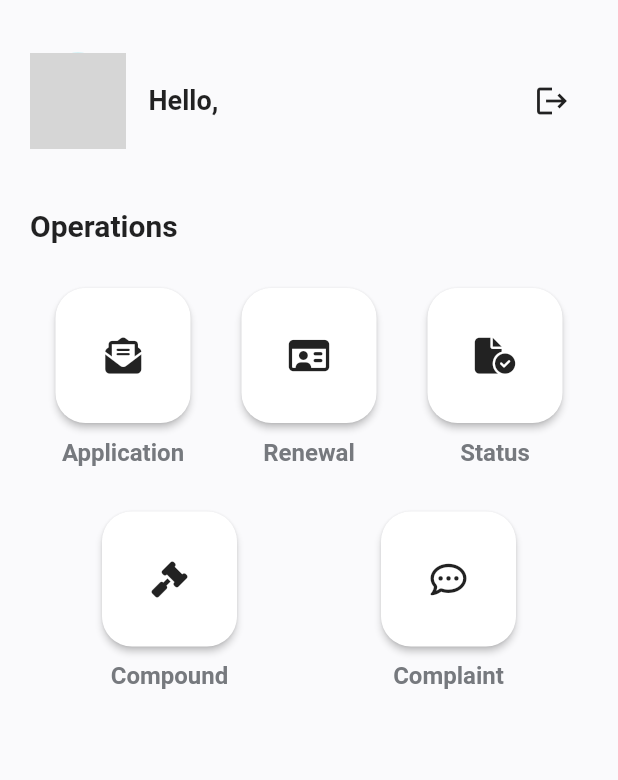
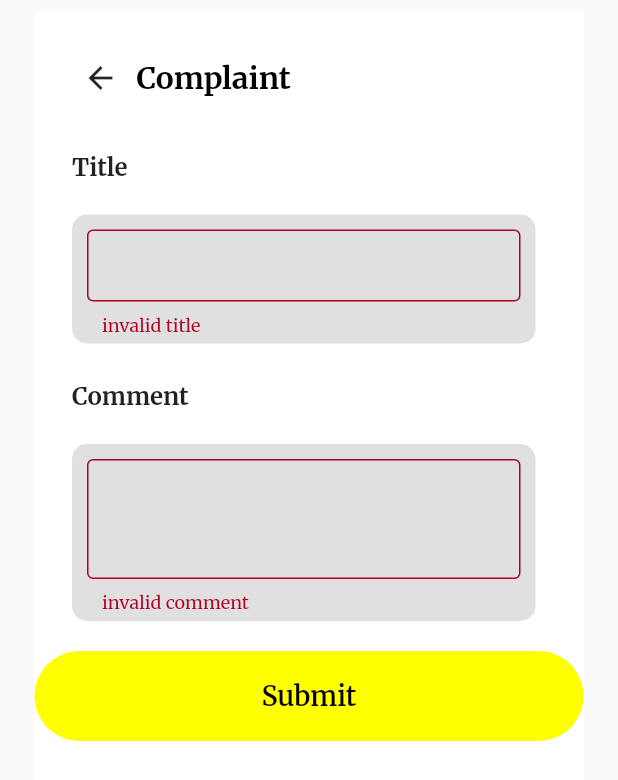
Before and after one commit to TPosition/dfyp, a Flutter app: the HomePage screen opened directly, after a tap on an icon or button, on a phone screen of 412 x 824 dp. Shown: the top 780 px of the screen. Run offline on Flutter 3.47's test engine with Material 2 defaults, Android fonts, the phone set to English and light mode, and no system bars; our stand-ins replace bloc, cloud_firestore, equatable, firebase_auth, firebase_core, firebase_storage and 6 more; missing offline and left inert: flow_builder, razorpay_flutter, very_good_analysis; accounts and stored records are empty; network calls fail; project files that could hold a hidden picture were left out; grey boxes are pictures that could not be loaded.

Commit message:
done complaint feature

```diff
--- a/lib/app/view/app.dart
+++ b/lib/app/view/app.dart
@@ -1,7 +1,9 @@
 import 'package:authentication_repository/authentication_repository.dart';
+import 'package:complaints_repository/complaint_repository.dart';
 import 'package:flow_builder/flow_builder.dart';
 import 'package:flutter/material.dart';
 import 'package:flutter_bloc/flutter_bloc.dart';
+import 'package:ispkp/complaints/bloc/complaints_bloc.dart';
 import 'package:ispkp/licenses/bloc/licenses_bloc.dart';
 import 'package:licenses_repository/licenses_repository.dart';
 import '/app/app.dart';
@@ -18,20 +20,25 @@ class App extends StatelessWidget {
     required final FirebaseUsersRepository usersRepository,
     required final FirebaseTransactionsRepository transactionsRepository,
     required final FirebaseLicensesRepository licensesRepository,
+    required final FirebaseComplaintsRepository complaintsRepository,
     final Key? key,
   })  : _authenticationRepository = authenticationRepository,
         _usersRepository = usersRepository,
         _transactionsRepository = transactionsRepository,
         _licensesRepository = licensesRepository,
+        _complaintsRepository = complaintsRepository,
         super(key: key);
 
   final AuthenticationRepository _authenticationRepository;
   final FirebaseUsersRepository _usersRepository;
   final FirebaseTransactionsRepository _transactionsRepository;
   final FirebaseLicensesRepository _licensesRepository;
+  final FirebaseComplaintsRepository _complaintsRepository;
 
   @override
   Widget build(final BuildContext context) => RepositoryProvider.value(
+        value: _complaintsRepository,
+        child: RepositoryProvider.value(
           value: _licensesRepository,
           child: RepositoryProvider.value(
             value: _usersRepository,
@@ -59,6 +66,11 @@ class App extends StatelessWidget {
                       licensesRepository: _licensesRepository,
                     )..add(LoadLicenses()),
                   ),
+                  BlocProvider<ComplaintsBloc>(
+                    create: (final context) => ComplaintsBloc(
+                      complaintsRepository: _complaintsRepository,
+                    )..add(LoadComplaints()),
+                  ),
                 ],
                 child: BlocBuilder<AppBloc, AppState>(
                   builder: (final context, final state) {
@@ -68,12 +80,12 @@ class App extends StatelessWidget {
                       uid: auth.id,
                       usersRepository: _usersRepository,
                     );
-
                     return BlocProvider.value(
                       value: _currentUserBloc,
                       child: const AppView(),
                     );
                   },
+                ),
               ),
             ),
           ),
--- /dev/null
+++ b/lib/complaint/cubit/complaint_cubit.dart
@@ -0,0 +1,38 @@
+import 'package:bloc/bloc.dart';
+import 'package:complaints_repository/complaint_repository.dart';
+import 'package:equatable/equatable.dart';
+import 'package:form_inputs/form_inputs.dart';
+import 'package:formz/formz.dart';
+
+part 'complaint_state.dart';
+
+class ComplaintCubit extends Cubit<ComplaintState> {
+  ComplaintCubit(this._complaintRepository) : super(const ComplaintState());
+
+  final FirebaseComplaintsRepository _complaintRepository;
+
+  void titleChanged(String value) {
+    emit(state.copyWith(
+      title: value,
+    ));
+  }
+
+  void commentChanged(String value) {
+    emit(state.copyWith(
+      comment: value,
+    ));
+  }
+
+  Future<void> formSubmit(String uid) async {
+    try {
+      await _complaintRepository.addNewComplaint(Complaint(
+        uid: uid,
+        title: state.title,
+        comment: state.comment,
+      ));
+      emit(state.copyWith(status: FormzStatus.submissionSuccess));
+    } catch (_) {
+      emit(state.copyWith(status: FormzStatus.submissionFailure));
+    }
+  }
+}
--- /dev/null
+++ b/lib/complaint/cubit/complaint_state.dart
@@ -0,0 +1,25 @@
+part of 'complaint_cubit.dart';
+
+class ComplaintState extends Equatable {
+  const ComplaintState({
+    this.title = '',
+    this.comment = '',
+  });
+
+  final String title;
+  final String comment;
+
+  @override
+  List<Object> get props => [title, comment];
+
+  ComplaintState copyWith({
+    String? title,
+    String? comment,
+    FormzStatus? status,
+  }) {
+    return ComplaintState(
+      title: title ?? this.title,
+      comment: comment ?? this.comment,
+    );
+  }
+}
--- /dev/null
+++ b/lib/complaint/view/complaint_form.dart
@@ -0,0 +1,262 @@
+import 'package:flutter/material.dart';
+import 'package:flutter_bloc/flutter_bloc.dart';
+import 'package:ispkp/common/views/success_page.dart';
+import 'package:ispkp/complaint/cubit/complaint_cubit.dart';
+import 'package:ispkp/current_user/bloc/current_user_bloc.dart';
+
+class ComplaintForm extends StatelessWidget {
+  const ComplaintForm({final Key? key}) : super(key: key);
+
+  @override
+  Widget build(final BuildContext context) {
+    final user =
+        context.select((final CurrentUserBloc bloc) => bloc.state.user);
+
+    final sizeWidth = MediaQuery.of(context).size.width * 3 / 4;
+
+    return Scaffold(
+      body: Container(
+        margin: const EdgeInsets.symmetric(horizontal: 15),
+        color: Colors.white,
+        child: ListView(
+          children: <Widget>[
+            Column(
+              children: <Widget>[
+                Container(
+                  color: Colors.white,
+                  child: Column(
+                    children: <Widget>[
+                      Padding(
+                        padding: const EdgeInsets.only(left: 20, top: 20),
+                        child: Row(
+                          children: <Widget>[
+                            IconButton(
+                                icon: const Icon(Icons.arrow_back),
+                                onPressed: () {
+                                  Navigator.of(context).pop();
+                                }),
+                            const Text(
+                              'Complaint',
+                              style: TextStyle(
+                                fontWeight: FontWeight.bold,
+                                fontSize: 20,
+                                color: Colors.black,
+                              ),
+                            ),
+                          ],
+                        ),
+                      ),
+                    ],
+                  ),
+                ),
+                Container(
+                  color: const Color(0xffFFFFFF),
+                  child: Padding(
+                    padding: const EdgeInsets.only(bottom: 25),
+                    child: Column(
+                      crossAxisAlignment: CrossAxisAlignment.start,
+                      children: <Widget>[
+                        Padding(
+                          padding: const EdgeInsets.only(
+                            left: 25,
+                            right: 25,
+                            top: 25,
+                          ),
+                          child: Row(
+                            children: <Widget>[
+                              Column(
+                                mainAxisSize: MainAxisSize.min,
+                                children: const <Widget>[
+                                  Text(
+                                    'Title',
+                                    style: TextStyle(
+                                      fontSize: 16,
+                                      fontWeight: FontWeight.bold,
+                                    ),
+                                  ),
+                                ],
+                              ),
+                            ],
+                          ),
+                        ),
+                        const SizedBox(
+                          height: 20,
+                        ),
+                        Padding(
+                          padding: const EdgeInsets.only(
+                            left: 25,
+                            top: 2,
+                          ),
+                          child: Row(
+                            children: <Widget>[
+                              Container(
+                                width: sizeWidth,
+                                padding: const EdgeInsets.symmetric(
+                                  horizontal: 10,
+                                  vertical: 5,
+                                ),
+                                decoration: BoxDecoration(
+                                  color: Colors.black12,
+                                  borderRadius: BorderRadius.circular(10),
+                                ),
+                                child: _TitleInput(),
+                              ),
+                            ],
+                          ),
+                        ),
+                        Padding(
+                          padding: const EdgeInsets.only(
+                            left: 25,
+                            right: 25,
+                            top: 25,
+                          ),
+                          child: Row(
+                            children: <Widget>[
+                              Column(
+                                mainAxisSize: MainAxisSize.min,
+                                children: const <Widget>[
+                                  Text(
+                                    'Comment',
+                                    style: TextStyle(
+                                      fontSize: 16,
+                                      fontWeight: FontWeight.bold,
+                                    ),
+                                  ),
+                                ],
+                              ),
+                            ],
+                          ),
+                        ),
+                        const SizedBox(
+                          height: 20,
+                        ),
+                        Padding(
+                          padding: const EdgeInsets.only(
+                            left: 25,
+                            top: 2,
+                          ),
+                          child: Row(
+                            children: <Widget>[
+                              Container(
+                                width: sizeWidth,
+                                padding: const EdgeInsets.symmetric(
+                                  horizontal: 10,
+                                  vertical: 5,
+                                ),
+                                decoration: BoxDecoration(
+                                  color: Colors.black12,
+                                  borderRadius: BorderRadius.circular(10),
+                                ),
+                                child: _CommentInput(),
+                              ),
+                            ],
+                          ),
+                        ),
+                        const SizedBox(
+                          height: 20,
+                        ),
+                        MaterialButton(
+                          minWidth: double.infinity,
+                          height: 60,
+                          onPressed: () async {
+                            await context.read<ComplaintCubit>().formSubmit(
+                                  user.uid,
+                                );
+
+                            await Navigator.of(context)
+                                .push<void>(SuccessPage.route());
+                          },
+                          color: Colors.yellowAccent,
+                          elevation: 0,
+                          shape: RoundedRectangleBorder(
+                            borderRadius: BorderRadius.circular(50),
+                          ),
+                          child: Text(
+                            "Submit",
+                            style: const TextStyle(
+                              fontWeight: FontWeight.w600,
+                              fontSize: 18,
+                              color: Colors.black,
+                            ),
+                          ),
+                        )
+                      ],
+                    ),
+                  ),
+                )
+              ],
+            ),
+          ],
+        ),
+      ),
+    );
+  }
+}
+
+class _TitleInput extends StatelessWidget {
+  @override
+  Widget build(final BuildContext context) =>
+      BlocBuilder<ComplaintCubit, ComplaintState>(
+        buildWhen: (final previous, final current) =>
+            previous.title != current.title,
+        builder: (final context, final state) => Column(
+          crossAxisAlignment: CrossAxisAlignment.start,
+          children: [
+            const SizedBox(
+              height: 5,
+            ),
+            TextField(
+              key: const Key('complaintForm_titleInput_textField'),
+              onChanged: (final title) =>
+                  context.read<ComplaintCubit>().titleChanged(title),
+              decoration: InputDecoration(
+                contentPadding: const EdgeInsets.symmetric(horizontal: 10),
+                enabledBorder: OutlineInputBorder(
+                  borderSide: BorderSide(color: Colors.grey[400]!),
+                ),
+                border: OutlineInputBorder(
+                  borderSide: BorderSide(color: Colors.grey[400]!),
+                ),
+                helperText: '',
+                errorText: state.title.isEmpty ? 'invalid title' : null,
+              ),
+            ),
+          ],
+        ),
+      );
+}
+
+class _CommentInput extends StatelessWidget {
+  @override
+  Widget build(final BuildContext context) =>
+      BlocBuilder<ComplaintCubit, ComplaintState>(
+        buildWhen: (final previous, final current) =>
+            previous.comment != current.comment,
+        builder: (final context, final state) => Column(
+          crossAxisAlignment: CrossAxisAlignment.start,
+          children: [
+            const SizedBox(
+              height: 5,
+            ),
+            TextField(
+              key: const Key('complaintForm_commentInput_textField'),
+              keyboardType: TextInputType.multiline,
+              maxLines: 4,
+              onChanged: (final comment) =>
+                  context.read<ComplaintCubit>().commentChanged(comment),
+              decoration: InputDecoration(
+                contentPadding: const EdgeInsets.symmetric(horizontal: 10),
+                enabledBorder: OutlineInputBorder(
+                  borderSide: BorderSide(color: Colors.grey[400]!),
+                ),
+                border: OutlineInputBorder(
+                  borderSide: BorderSide(color: Colors.grey[400]!),
+                ),
+                helperText: '',
+                errorText: state.comment.isEmpty ? 'invalid comment' : null,
+              ),
+            ),
+          ],
+        ),
+      );
+}
--- /dev/null
+++ b/lib/complaint/view/complaint_page.dart
@@ -0,0 +1,32 @@
+import 'package:complaints_repository/complaint_repository.dart';
+import 'package:flutter/material.dart';
+import 'package:flutter_bloc/flutter_bloc.dart';
+import 'package:ispkp/complaint/cubit/complaint_cubit.dart';
+import 'package:ispkp/complaint/view/view.dart';
+import 'package:complaints_repository/complaint_repository.dart';
+import 'package:razorpay_flutter/razorpay_flutter.dart';
+
+class ComplaintPage extends StatelessWidget {
+  const ComplaintPage({final Key? key}) : super(key: key);
+
+  static Route route() => MaterialPageRoute<void>(
+        builder: (final _) => const ComplaintPage(),
+      );
+
+  static Page page() => const MaterialPage<void>(
+        child: ComplaintPage(),
+      );
+
+  @override
+  Widget build(final BuildContext context) => Scaffold(
+        body: Padding(
+          padding: const EdgeInsets.all(8),
+          child: BlocProvider<ComplaintCubit>(
+            create: (final _) => ComplaintCubit(
+              context.read<FirebaseComplaintsRepository>(),
+            ),
+            child: const ComplaintForm(),
+          ),
+        ),
+      );
+}
--- /dev/null
+++ b/lib/complaint/view/view.dart
@@ -0,0 +1,2 @@
+export 'complaint_form.dart';
+export 'complaint_page.dart';
--- /dev/null
+++ b/lib/complaints/bloc/complaints_bloc.dart
@@ -0,0 +1,46 @@
+import 'dart:async';
+
+import 'package:bloc/bloc.dart';
+import 'package:equatable/equatable.dart';
+import 'package:complaints_repository/complaint_repository.dart';
+
+part 'complaints_event.dart';
+part 'complaints_state.dart';
+
+class ComplaintsBloc extends Bloc<ComplaintsEvent, ComplaintsState> {
+  ComplaintsBloc({
+    required final ComplaintsRepository complaintsRepository,
+  })  : _complaintsRepository = complaintsRepository,
+        super(ComplaintsLoading()) {
+    on<LoadComplaints>(_onLoadComplaints);
+    on<AddComplaint>(_onAddComplaint);
+    on<ComplaintsUpdated>(_onComplaintsUpdated);
+    on<UpdateComplaint>(_onUpdateComplaint);
+  }
+
+  final ComplaintsRepository _complaintsRepository;
+
+  Future<void> _onLoadComplaints(
+      final LoadComplaints event, final Emitter<ComplaintsState> emit) {
+    print('yandex');
+    return emit.onEach<List<Complaint>>(
+      _complaintsRepository.complaints(),
+      onData: (final complaints) => add(ComplaintsUpdated(complaints)),
+    );
+  }
+
+  void _onAddComplaint(
+      final AddComplaint event, final Emitter<ComplaintsState> emit) {
+    _complaintsRepository.addNewComplaint(event.complaint);
+  }
+
+  void _onComplaintsUpdated(
+      final ComplaintsUpdated event, final Emitter<ComplaintsState> emit) {
+    emit(ComplaintsLoaded(event.complaints));
+  }
+
+  void _onUpdateComplaint(
+      final UpdateComplaint event, final Emitter<ComplaintsState> emit) {
+    _complaintsRepository.updateComplaint(event.updatedComplaint);
+  }
+}
--- /dev/null
+++ b/lib/complaints/bloc/complaints_event.dart
@@ -0,0 +1,56 @@
+part of 'complaints_bloc.dart';
+
+abstract class ComplaintsEvent extends Equatable {
+  const ComplaintsEvent();
+
+  @override
+  List<Object> get props => [];
+}
+
+class LoadComplaints extends ComplaintsEvent {}
+
+class AddComplaint extends ComplaintsEvent {
+  final Complaint complaint;
+
+  const AddComplaint(this.complaint);
+
+  @override
+  List<Object> get props => [complaint];
+
+  @override
+  String toString() => 'AddComplaint { complaint: $complaint }';
+}
+
+class UpdateComplaint extends ComplaintsEvent {
+  final Complaint updatedComplaint;
+
+  const UpdateComplaint(this.updatedComplaint);
+
+  @override
+  List<Object> get props => [updatedComplaint];
+
+  @override
+  String toString() =>
+      'UpdateComplaint { updatedComplaint: $updatedComplaint }';
+}
+
+class ComplaintsUpdated extends ComplaintsEvent {
+  final List<Complaint> complaints;
+
+  const ComplaintsUpdated(this.complaints);
+
+  @override
+  List<Object> get props => [complaints];
+}
+
+// class DeleteComplaint extends ComplaintsEvent {
+//   final Complaint complaint;
+
+//   const DeleteComplaint(this.complaint);
+
+//   @override
+//   List<Object> get props => [complaint];
+
+//   @override
+//   String toString() => 'DeleteComplaint { complaint: $complaint }';
+// }
--- /dev/null
+++ b/lib/complaints/bloc/complaints_state.dart
@@ -0,0 +1,24 @@
+part of 'complaints_bloc.dart';
+
+abstract class ComplaintsState extends Equatable {
+  const ComplaintsState();
+
+  @override
+  List<Object> get props => [];
+}
+
+class ComplaintsLoading extends ComplaintsState {}
+
+class ComplaintsLoaded extends ComplaintsState {
+  final List<Complaint> complaints;
+
+  const ComplaintsLoaded([this.complaints = const []]);
+
+  @override
+  List<Object> get props => [complaints];
+
+  @override
+  String toString() => 'ComplaintsLoaded { complaints: $complaints }';
+}
+
+class ComplaintsInitial extends ComplaintsState {}
--- a/lib/home/view/home_page.dart
+++ b/lib/home/view/home_page.dart
@@ -2,6 +2,7 @@ import 'package:flutter/material.dart';
 import 'package:flutter_bloc/flutter_bloc.dart';
 import 'package:font_awesome_flutter/font_awesome_flutter.dart';
 import 'package:ispkp/application/view/view.dart';
+import 'package:ispkp/complaint/view/complaint_page.dart';
 import 'package:ispkp/compound/view/compound_page.dart';
 import 'package:ispkp/licenses/bloc/licenses_bloc.dart';
 import 'package:ispkp/renewal/view/view.dart';
@@ -255,7 +256,7 @@ class HomePage extends StatelessWidget {
                   minWidth: 90,
                   child: RaisedButton(
                     onPressed: () {
-                      // Navigator.of(context).push(SelectAccountPage.route());
+                      Navigator.of(context).push(ComplaintPage.route());
                     },
                     padding: const EdgeInsets.symmetric(vertical: 10),
                     color: Colors.white,
--- a/lib/licenses/bloc/licenses_bloc.dart
+++ b/lib/licenses/bloc/licenses_bloc.dart
@@ -21,11 +21,12 @@ class LicensesBloc extends Bloc<LicensesEvent, LicensesState> {
   final LicensesRepository _licensesRepository;
 
   Future<void> _onLoadLicenses(
-          final LoadLicenses event, final Emitter<LicensesState> emit) =>
-      emit.onEach<List<License>>(
-        _licensesRepository.licenses(),
-        onData: (final licenses) => add(LicensesUpdated(licenses)),
-      );
+      final LoadLicenses event, final Emitter<LicensesState> emit) {
+    return emit.onEach<List<License>>(
+      _licensesRepository.licenses(),
+      onData: (final licenses) => add(LicensesUpdated(licenses)),
+    );
+  }
 
   void _onAddLicense(
       final AddLicense event, final Emitter<LicensesState> emit) {
--- a/lib/main.dart
+++ b/lib/main.dart
@@ -1,5 +1,6 @@
 import 'package:authentication_repository/authentication_repository.dart';
 import 'package:bloc/bloc.dart';
+import 'package:complaints_repository/complaint_repository.dart';
 import 'package:firebase_core/firebase_core.dart';
 import 'package:flutter/widgets.dart';
 import 'package:licenses_repository/licenses_repository.dart';
@@ -16,12 +17,14 @@ Future<void> main() async {
   final usersRepository = FirebaseUsersRepository();
   final transactionsRepository = FirebaseTransactionsRepository();
   final licensesRepository = FirebaseLicensesRepository();
+  final complaintsRepository = FirebaseComplaintsRepository();
   runApp(
     App(
       transactionsRepository: transactionsRepository,
       usersRepository: usersRepository,
       authenticationRepository: authenticationRepository,
       licensesRepository: licensesRepository,
+      complaintsRepository: complaintsRepository,
     ),
   );
 }
```
Also changed, not shown: pubspec.yaml (+5 -3 lines), pubspec.lock. Lines whose indentation alone changed are shown as unchanged.
